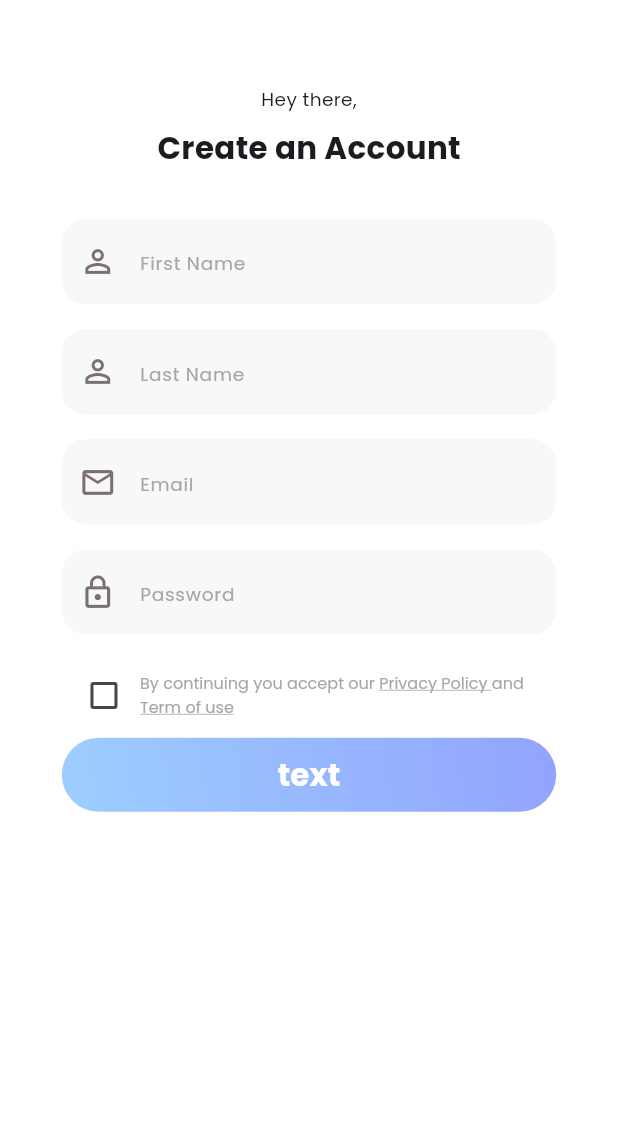
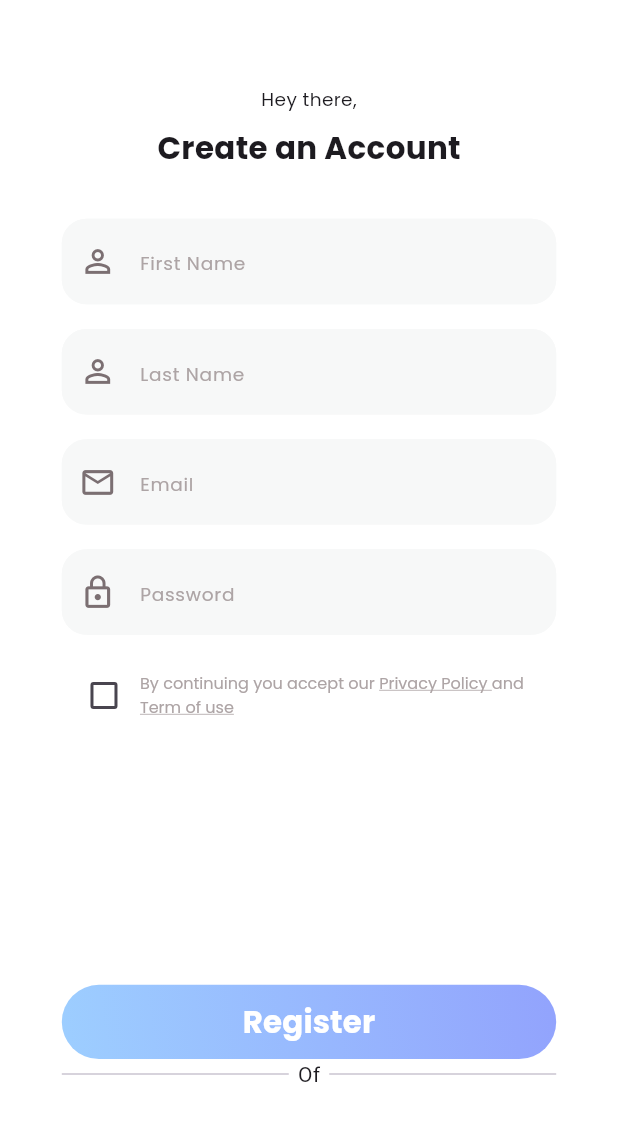
Before and after one commit to mmkocak/fitnesx_flutter, a Flutter app: the AccounCreateScreen screen opened directly, on a phone screen of 412 x 824 dp. Shown: the top 1121 px of the screen. Run offline on Flutter 3.47's test engine with Material 3 defaults, Android fonts, the phone set to English and light mode, and no system bars; our stand-ins replace flutter_bloc.

Commit message:
divider bitimi

```diff
--- a/lib/feature/screen/register/account_create_screen.dart
+++ b/lib/feature/screen/register/account_create_screen.dart
@@ -61,8 +61,20 @@ class _AccounCreateScreenState extends State<AccounCreateScreen> {
                       SizedBox(height:screenWidth * 0.04 ,),
                       CustomTextfield(hinText: "Password", icons: Icons.lock_outline,),
                       SizedBox(height:screenWidth * 0.03 ,),
-                      PrivacyPolicyChackbox(),
-                      CustomElevetadButton(onPressed: (){}, text: "text"),
+                      const PrivacyPolicyChackbox(),
+                      SizedBox(height: screenHeight * 0.2,),
+                      CustomElevetadButton(onPressed: (){}, text: "Register"),
+                      Row(
+                        mainAxisAlignment: MainAxisAlignment.center,
+                        children: [
+                          Expanded(child: Divider(), flex: 2,),
+                          Padding(
+                            padding: const EdgeInsets.symmetric(horizontal: 6.0),
+                            child: Text("Of", textAlign: TextAlign.center,),
+                          ),
+                          Expanded(child: Divider(),flex: 2,)
+                        ],
+                      )
                     ],
                   ),
               ),
```
